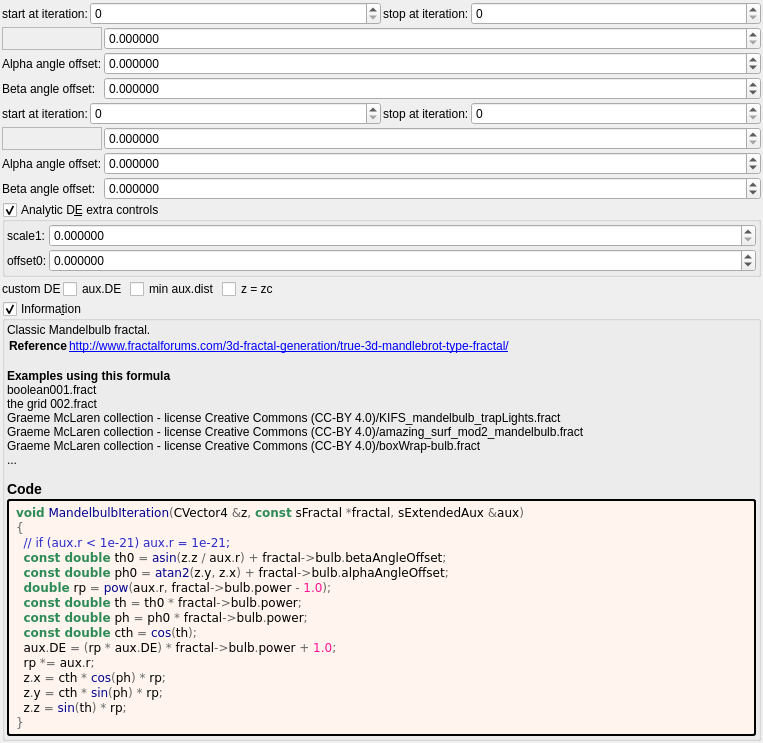
Above: mandelbulber2/formula/ui/mandelbulb_sin_cos.ui from buddhi1980/mandelbulber2 before the change. Below: the same form after it.
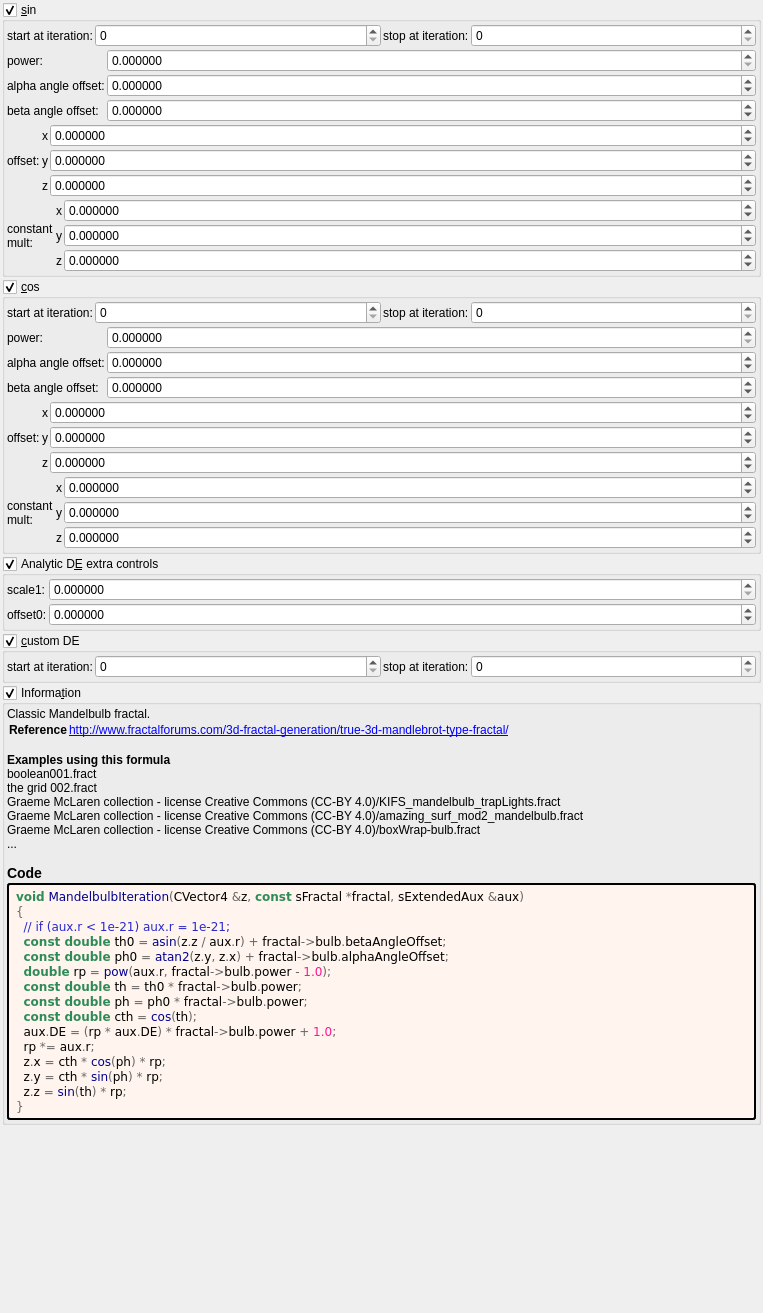
That is the form after the change. Custom widgets are drawn as their Qt base class.

Commit message: mandelbulb_sin_cos.cl draft

The edit to the form file:
```diff
--- a/mandelbulber2/formula/ui/mandelbulb_sin_cos.ui
+++ b/mandelbulber2/formula/ui/mandelbulb_sin_cos.ui
@@ -7,7 +7,7 @@
     <x>0</x>
     <y>0</y>
     <width>763</width>
-    <height>615</height>
+    <height>1313</height>
    </rect>
   </property>
   <property name="windowTitle">
@@ -30,6 +30,30 @@
     <number>2</number>
    </property>
    <item>
+    <widget class="MyGroupBox" name="groupCheck_transf_function_enabled">
+     <property name="title">
+      <string>&amp;sin</string>
+     </property>
+     <property name="checkable">
+      <bool>true</bool>
+     </property>
+     <layout class="QVBoxLayout" name="verticalLayout_13" stretch="0,0,0,0">
+      <property name="spacing">
+       <number>2</number>
+      </property>
+      <property name="leftMargin">
+       <number>2</number>
+      </property>
+      <property name="topMargin">
+       <number>2</number>
+      </property>
+      <property name="rightMargin">
+       <number>2</number>
+      </property>
+      <property name="bottomMargin">
+       <number>2</number>
+      </property>
+      <item>
     <layout class="QHBoxLayout" name="horizontalLayout" stretch="0,1,0,1">
      <item>
       <widget class="QLabel" name="label_74">
@@ -87,7 +111,7 @@
      <item row="3" column="0">
       <widget class="QLabel" name="label_9">
        <property name="text">
-        <string>Beta angle offset:</string>
+           <string>beta angle offset:</string>
        </property>
       </widget>
      </item>
@@ -178,22 +202,285 @@
      <item row="2" column="0">
       <widget class="QLabel" name="label_8">
        <property name="text">
-        <string>Alpha angle offset:</string>
+           <string>alpha angle offset:</string>
        </property>
       </widget>
      </item>
      <item row="1" column="0">
-      <widget class="QFrame" name="frame">
-       <property name="frameShape">
-        <enum>QFrame::StyledPanel</enum>
-       </property>
-       <property name="frameShadow">
-        <enum>QFrame::Raised</enum>
-       </property>
-      </widget>
-     </item>
-    </layout>
-   </item>
+         <widget class="QLabel" name="label_42">
+          <property name="text">
+           <string notr="true">power:</string>
+          </property>
+         </widget>
+        </item>
+       </layout>
+      </item>
+      <item>
+       <layout class="QGridLayout" name="gridLayout_14" columnstretch="0,0,1">
+        <property name="spacing">
+         <number>2</number>
+        </property>
+        <item row="2" column="2">
+         <widget class="MyDoubleSpinBox" name="spinbox3_transf_offsetA_000_z">
+          <property name="sizePolicy">
+           <sizepolicy hsizetype="Minimum" vsizetype="Maximum">
+            <horstretch>0</horstretch>
+            <verstretch>0</verstretch>
+           </sizepolicy>
+          </property>
+          <property name="prefix">
+           <string/>
+          </property>
+          <property name="suffix">
+           <string/>
+          </property>
+          <property name="decimals">
+           <number>6</number>
+          </property>
+          <property name="minimum">
+           <double>-99.989999999999995</double>
+          </property>
+          <property name="maximum">
+           <double>99.989999999999995</double>
+          </property>
+          <property name="singleStep">
+           <double>0.100000000000000</double>
+          </property>
+         </widget>
+        </item>
+        <item row="1" column="2">
+         <widget class="MyDoubleSpinBox" name="spinbox3_transf_offsetA_000_y">
+          <property name="sizePolicy">
+           <sizepolicy hsizetype="Minimum" vsizetype="Maximum">
+            <horstretch>0</horstretch>
+            <verstretch>0</verstretch>
+           </sizepolicy>
+          </property>
+          <property name="prefix">
+           <string/>
+          </property>
+          <property name="suffix">
+           <string/>
+          </property>
+          <property name="decimals">
+           <number>6</number>
+          </property>
+          <property name="minimum">
+           <double>-99.989999999999995</double>
+          </property>
+          <property name="maximum">
+           <double>99.989999999999995</double>
+          </property>
+          <property name="singleStep">
+           <double>0.100000000000000</double>
+          </property>
+         </widget>
+        </item>
+        <item row="0" column="2">
+         <widget class="MyDoubleSpinBox" name="spinbox3_transf_offsetA_000_x">
+          <property name="sizePolicy">
+           <sizepolicy hsizetype="Minimum" vsizetype="Maximum">
+            <horstretch>0</horstretch>
+            <verstretch>0</verstretch>
+           </sizepolicy>
+          </property>
+          <property name="prefix">
+           <string/>
+          </property>
+          <property name="suffix">
+           <string/>
+          </property>
+          <property name="decimals">
+           <number>6</number>
+          </property>
+          <property name="minimum">
+           <double>-99.989999999999995</double>
+          </property>
+          <property name="maximum">
+           <double>99.989999999999995</double>
+          </property>
+          <property name="singleStep">
+           <double>0.100000000000000</double>
+          </property>
+         </widget>
+        </item>
+        <item row="0" column="1">
+         <widget class="QLabel" name="label_114">
+          <property name="text">
+           <string notr="true">x</string>
+          </property>
+         </widget>
+        </item>
+        <item row="1" column="1">
+         <widget class="QLabel" name="label_120">
+          <property name="text">
+           <string notr="true">y</string>
+          </property>
+         </widget>
+        </item>
+        <item row="2" column="1">
+         <widget class="QLabel" name="label_121">
+          <property name="text">
+           <string notr="true">z</string>
+          </property>
+         </widget>
+        </item>
+        <item row="0" column="0" rowspan="3">
+         <widget class="QLabel" name="label_263">
+          <property name="text">
+           <string>offset:</string>
+          </property>
+         </widget>
+        </item>
+       </layout>
+      </item>
+      <item>
+       <layout class="QGridLayout" name="gridLayout_13" columnstretch="0,0,1">
+        <property name="spacing">
+         <number>2</number>
+        </property>
+        <item row="2" column="2">
+         <widget class="MyDoubleSpinBox" name="spinbox3_transf_constant_multiplierA_111_z">
+          <property name="sizePolicy">
+           <sizepolicy hsizetype="Minimum" vsizetype="Maximum">
+            <horstretch>0</horstretch>
+            <verstretch>0</verstretch>
+           </sizepolicy>
+          </property>
+          <property name="prefix">
+           <string/>
+          </property>
+          <property name="suffix">
+           <string/>
+          </property>
+          <property name="decimals">
+           <number>6</number>
+          </property>
+          <property name="minimum">
+           <double>-99.989999999999995</double>
+          </property>
+          <property name="maximum">
+           <double>99.989999999999995</double>
+          </property>
+          <property name="singleStep">
+           <double>0.100000000000000</double>
+          </property>
+         </widget>
+        </item>
+        <item row="1" column="2">
+         <widget class="MyDoubleSpinBox" name="spinbox3_transf_constant_multiplierA_111_y">
+          <property name="sizePolicy">
+           <sizepolicy hsizetype="Minimum" vsizetype="Maximum">
+            <horstretch>0</horstretch>
+            <verstretch>0</verstretch>
+           </sizepolicy>
+          </property>
+          <property name="prefix">
+           <string/>
+          </property>
+          <property name="suffix">
+           <string/>
+          </property>
+          <property name="decimals">
+           <number>6</number>
+          </property>
+          <property name="minimum">
+           <double>-99.989999999999995</double>
+          </property>
+          <property name="maximum">
+           <double>99.989999999999995</double>
+          </property>
+          <property name="singleStep">
+           <double>0.100000000000000</double>
+          </property>
+         </widget>
+        </item>
+        <item row="0" column="2">
+         <widget class="MyDoubleSpinBox" name="spinbox3_transf_constant_multiplierA_111_x">
+          <property name="sizePolicy">
+           <sizepolicy hsizetype="Minimum" vsizetype="Maximum">
+            <horstretch>0</horstretch>
+            <verstretch>0</verstretch>
+           </sizepolicy>
+          </property>
+          <property name="prefix">
+           <string/>
+          </property>
+          <property name="suffix">
+           <string/>
+          </property>
+          <property name="decimals">
+           <number>6</number>
+          </property>
+          <property name="minimum">
+           <double>-99.989999999999995</double>
+          </property>
+          <property name="maximum">
+           <double>99.989999999999995</double>
+          </property>
+          <property name="singleStep">
+           <double>0.100000000000000</double>
+          </property>
+         </widget>
+        </item>
+        <item row="0" column="1">
+         <widget class="QLabel" name="label_113">
+          <property name="text">
+           <string notr="true">x</string>
+          </property>
+         </widget>
+        </item>
+        <item row="1" column="1">
+         <widget class="QLabel" name="label_118">
+          <property name="text">
+           <string notr="true">y</string>
+          </property>
+         </widget>
+        </item>
+        <item row="2" column="1">
+         <widget class="QLabel" name="label_119">
+          <property name="text">
+           <string notr="true">z</string>
+          </property>
+         </widget>
+        </item>
+        <item row="0" column="0" rowspan="3">
+         <widget class="QLabel" name="label_262">
+          <property name="text">
+           <string>constant
+mult:</string>
+          </property>
+         </widget>
+        </item>
+       </layout>
+      </item>
+     </layout>
+    </widget>
+   </item>
+   <item>
+    <widget class="MyGroupBox" name="groupCheck_transf_function_enabledB_false">
+     <property name="title">
+      <string>&amp;cos</string>
+     </property>
+     <property name="checkable">
+      <bool>true</bool>
+     </property>
+     <layout class="QVBoxLayout" name="verticalLayout_10" stretch="0,0,0,0">
+      <property name="spacing">
+       <number>2</number>
+      </property>
+      <property name="leftMargin">
+       <number>2</number>
+      </property>
+      <property name="topMargin">
+       <number>2</number>
+      </property>
+      <property name="rightMargin">
+       <number>2</number>
+      </property>
+      <property name="bottomMargin">
+       <number>2</number>
+      </property>
    <item>
     <layout class="QHBoxLayout" name="horizontalLayout_2" stretch="0,1,0,1">
      <item>
@@ -245,46 +532,18 @@
     </layout>
    </item>
    <item>
-    <layout class="QGridLayout" name="gridLayout_2" columnstretch="0,1">
+       <layout class="QGridLayout" name="gridLayout_50" columnstretch="0,1">
      <property name="spacing">
       <number>2</number>
      </property>
-     <item row="3" column="0">
-      <widget class="QLabel" name="label_10">
+        <item row="0" column="0">
+         <widget class="QLabel" name="label_41">
        <property name="text">
-        <string>Beta angle offset:</string>
+           <string notr="true">power:</string>
        </property>
       </widget>
      </item>
-     <item row="2" column="1">
-      <widget class="MyDoubleSpinBox" name="spinboxd_transf_offsetA_0">
-       <property name="sizePolicy">
-        <sizepolicy hsizetype="Minimum" vsizetype="Maximum">
-         <horstretch>0</horstretch>
-         <verstretch>0</verstretch>
-        </sizepolicy>
-       </property>
-       <property name="prefix">
-        <string/>
-       </property>
-       <property name="suffix">
-        <string/>
-       </property>
-       <property name="decimals">
-        <number>6</number>
-       </property>
-       <property name="minimum">
-        <double>-36000.000000000000000</double>
-       </property>
-       <property name="maximum">
-        <double>36000.000000000000000</double>
-       </property>
-       <property name="singleStep">
-        <double>0.100000000000000</double>
-       </property>
-      </widget>
-     </item>
-     <item row="1" column="1">
+        <item row="0" column="1">
       <widget class="MyDoubleSpinBox" name="spinbox_transf_scale_8">
        <property name="sizePolicy">
         <sizepolicy hsizetype="Minimum" vsizetype="Maximum">
@@ -312,7 +571,35 @@
        </property>
       </widget>
      </item>
-     <item row="3" column="1">
+        <item row="1" column="1">
+         <widget class="MyDoubleSpinBox" name="spinboxd_transf_offsetA_0">
+          <property name="sizePolicy">
+           <sizepolicy hsizetype="Minimum" vsizetype="Maximum">
+            <horstretch>0</horstretch>
+            <verstretch>0</verstretch>
+           </sizepolicy>
+          </property>
+          <property name="prefix">
+           <string/>
+          </property>
+          <property name="suffix">
+           <string/>
+          </property>
+          <property name="decimals">
+           <number>6</number>
+          </property>
+          <property name="minimum">
+           <double>-36000.000000000000000</double>
+          </property>
+          <property name="maximum">
+           <double>36000.000000000000000</double>
+          </property>
+          <property name="singleStep">
+           <double>0.100000000000000</double>
+          </property>
+         </widget>
+        </item>
+        <item row="2" column="1">
       <widget class="MyDoubleSpinBox" name="spinboxd_transf_offsetB_0">
        <property name="sizePolicy">
         <sizepolicy hsizetype="Minimum" vsizetype="Maximum">
@@ -340,24 +627,263 @@
        </property>
       </widget>
      </item>
-     <item row="2" column="0">
+        <item row="1" column="0">
       <widget class="QLabel" name="label_11">
        <property name="text">
-        <string>Alpha angle offset:</string>
+           <string>alpha angle offset:</string>
        </property>
       </widget>
      </item>
-     <item row="1" column="0">
-      <widget class="QFrame" name="frame_2">
-       <property name="frameShape">
-        <enum>QFrame::StyledPanel</enum>
-       </property>
-       <property name="frameShadow">
-        <enum>QFrame::Raised</enum>
-       </property>
-      </widget>
-     </item>
-    </layout>
+        <item row="2" column="0">
+         <widget class="QLabel" name="label_10">
+          <property name="text">
+           <string>beta angle offset:</string>
+          </property>
+         </widget>
+        </item>
+       </layout>
+      </item>
+      <item>
+       <layout class="QGridLayout" name="gridLayout_15" columnstretch="0,0,1">
+        <property name="spacing">
+         <number>2</number>
+        </property>
+        <item row="2" column="2">
+         <widget class="MyDoubleSpinBox" name="spinbox3_transf_offset_000_z">
+          <property name="sizePolicy">
+           <sizepolicy hsizetype="Minimum" vsizetype="Maximum">
+            <horstretch>0</horstretch>
+            <verstretch>0</verstretch>
+           </sizepolicy>
+          </property>
+          <property name="prefix">
+           <string/>
+          </property>
+          <property name="suffix">
+           <string/>
+          </property>
+          <property name="decimals">
+           <number>6</number>
+          </property>
+          <property name="minimum">
+           <double>-99.989999999999995</double>
+          </property>
+          <property name="maximum">
+           <double>99.989999999999995</double>
+          </property>
+          <property name="singleStep">
+           <double>0.100000000000000</double>
+          </property>
+         </widget>
+        </item>
+        <item row="1" column="2">
+         <widget class="MyDoubleSpinBox" name="spinbox3_transf_offset_000_y">
+          <property name="sizePolicy">
+           <sizepolicy hsizetype="Minimum" vsizetype="Maximum">
+            <horstretch>0</horstretch>
+            <verstretch>0</verstretch>
+           </sizepolicy>
+          </property>
+          <property name="prefix">
+           <string/>
+          </property>
+          <property name="suffix">
+           <string/>
+          </property>
+          <property name="decimals">
+           <number>6</number>
+          </property>
+          <property name="minimum">
+           <double>-99.989999999999995</double>
+          </property>
+          <property name="maximum">
+           <double>99.989999999999995</double>
+          </property>
+          <property name="singleStep">
+           <double>0.100000000000000</double>
+          </property>
+         </widget>
+        </item>
+        <item row="0" column="2">
+         <widget class="MyDoubleSpinBox" name="spinbox3_transf_offset_000_x">
+          <property name="sizePolicy">
+           <sizepolicy hsizetype="Minimum" vsizetype="Maximum">
+            <horstretch>0</horstretch>
+            <verstretch>0</verstretch>
+           </sizepolicy>
+          </property>
+          <property name="prefix">
+           <string/>
+          </property>
+          <property name="suffix">
+           <string/>
+          </property>
+          <property name="decimals">
+           <number>6</number>
+          </property>
+          <property name="minimum">
+           <double>-99.989999999999995</double>
+          </property>
+          <property name="maximum">
+           <double>99.989999999999995</double>
+          </property>
+          <property name="singleStep">
+           <double>0.100000000000000</double>
+          </property>
+         </widget>
+        </item>
+        <item row="0" column="1">
+         <widget class="QLabel" name="label_115">
+          <property name="text">
+           <string notr="true">x</string>
+          </property>
+         </widget>
+        </item>
+        <item row="1" column="1">
+         <widget class="QLabel" name="label_122">
+          <property name="text">
+           <string notr="true">y</string>
+          </property>
+         </widget>
+        </item>
+        <item row="2" column="1">
+         <widget class="QLabel" name="label_123">
+          <property name="text">
+           <string notr="true">z</string>
+          </property>
+         </widget>
+        </item>
+        <item row="0" column="0" rowspan="3">
+         <widget class="QLabel" name="label_264">
+          <property name="text">
+           <string>offset:</string>
+          </property>
+         </widget>
+        </item>
+       </layout>
+      </item>
+      <item>
+       <layout class="QGridLayout" name="gridLayout_12" columnstretch="0,0,1">
+        <property name="spacing">
+         <number>2</number>
+        </property>
+        <item row="2" column="2">
+         <widget class="MyDoubleSpinBox" name="spinbox3_transf_constant_multiplierB_111_z">
+          <property name="sizePolicy">
+           <sizepolicy hsizetype="Minimum" vsizetype="Maximum">
+            <horstretch>0</horstretch>
+            <verstretch>0</verstretch>
+           </sizepolicy>
+          </property>
+          <property name="prefix">
+           <string/>
+          </property>
+          <property name="suffix">
+           <string/>
+          </property>
+          <property name="decimals">
+           <number>6</number>
+          </property>
+          <property name="minimum">
+           <double>-99.989999999999995</double>
+          </property>
+          <property name="maximum">
+           <double>99.989999999999995</double>
+          </property>
+          <property name="singleStep">
+           <double>0.100000000000000</double>
+          </property>
+         </widget>
+        </item>
+        <item row="1" column="2">
+         <widget class="MyDoubleSpinBox" name="spinbox3_transf_constant_multiplierB_111_y">
+          <property name="sizePolicy">
+           <sizepolicy hsizetype="Minimum" vsizetype="Maximum">
+            <horstretch>0</horstretch>
+            <verstretch>0</verstretch>
+           </sizepolicy>
+          </property>
+          <property name="prefix">
+           <string/>
+          </property>
+          <property name="suffix">
+           <string/>
+          </property>
+          <property name="decimals">
+           <number>6</number>
+          </property>
+          <property name="minimum">
+           <double>-99.989999999999995</double>
+          </property>
+          <property name="maximum">
+           <double>99.989999999999995</double>
+          </property>
+          <property name="singleStep">
+           <double>0.100000000000000</double>
+          </property>
+         </widget>
+        </item>
+        <item row="0" column="2">
+         <widget class="MyDoubleSpinBox" name="spinbox3_transf_constant_multiplierB_111_x">
+          <property name="sizePolicy">
+           <sizepolicy hsizetype="Minimum" vsizetype="Maximum">
+            <horstretch>0</horstretch>
+            <verstretch>0</verstretch>
+           </sizepolicy>
+          </property>
+          <property name="prefix">
+           <string/>
+          </property>
+          <property name="suffix">
+           <string/>
+          </property>
+          <property name="decimals">
+           <number>6</number>
+          </property>
+          <property name="minimum">
+           <double>-99.989999999999995</double>
+          </property>
+          <property name="maximum">
+           <double>99.989999999999995</double>
+          </property>
+          <property name="singleStep">
+           <double>0.100000000000000</double>
+          </property>
+         </widget>
+        </item>
+        <item row="0" column="1">
+         <widget class="QLabel" name="label_112">
+          <property name="text">
+           <string notr="true">x</string>
+          </property>
+         </widget>
+        </item>
+        <item row="1" column="1">
+         <widget class="QLabel" name="label_116">
+          <property name="text">
+           <string notr="true">y</string>
+          </property>
+         </widget>
+        </item>
+        <item row="2" column="1">
+         <widget class="QLabel" name="label_117">
+          <property name="text">
+           <string notr="true">z</string>
+          </property>
+         </widget>
+        </item>
+        <item row="0" column="0" rowspan="3">
+         <widget class="QLabel" name="label_261">
+          <property name="text">
+           <string>constant
+mult:</string>
+          </property>
+         </widget>
+        </item>
+       </layout>
+      </item>
+     </layout>
+    </widget>
    </item>
    <item>
     <widget class="MyGroupBox" name="groupCheck_analyticDE_enabled_false">
@@ -464,61 +990,81 @@
     </widget>
    </item>
    <item>
-    <layout class="QHBoxLayout" name="horizontalLayout_14" stretch="0,0,0,0,0">
-     <property name="topMargin">
-      <number>0</number>
+    <widget class="MyGroupBox" name="groupCheck_analyticDE_enabled">
+     <property name="title">
+      <string>&amp;custom DE</string>
      </property>
-     <item>
-      <widget class="QLabel" name="label_42">
-       <property name="text">
-        <string notr="true">custom DE</string>
-       </property>
-      </widget>
-     </item>
-     <item>
-      <widget class="MyCheckBox" name="checkBox_transf_function_enabledO_false">
-       <property name="text">
-        <string>aux.DE</string>
-       </property>
-      </widget>
-     </item>
-     <item>
-      <widget class="MyCheckBox" name="checkBox_transf_function_enabledY_false">
-       <property name="text">
-        <string>min aux.dist</string>
-       </property>
-      </widget>
-     </item>
-     <item>
-      <widget class="MyCheckBox" name="checkBox_transf_function_enabledX_false">
-       <property name="enabled">
+     <property name="checkable">
         <bool>true</bool>
        </property>
-       <property name="font">
-        <font>
-         <weight>50</weight>
-         <bold>false</bold>
-        </font>
-       </property>
+     <layout class="QVBoxLayout" name="verticalLayout_11" stretch="0">
+      <property name="spacing">
+       <number>2</number>
+      </property>
+      <property name="leftMargin">
+       <number>2</number>
+      </property>
+      <property name="topMargin">
+       <number>2</number>
+      </property>
+      <property name="rightMargin">
+       <number>2</number>
+      </property>
+      <property name="bottomMargin">
+       <number>2</number>
+      </property>
+      <item>
+       <layout class="QHBoxLayout" name="horizontalLayout_3" stretch="0,1,0,1">
+        <item>
+         <widget class="QLabel" name="label_76">
        <property name="text">
-        <string>z = zc</string>
+           <string>start at iteration:</string>
        </property>
       </widget>
      </item>
      <item>
-      <spacer name="horizontalSpacer">
-       <property name="orientation">
-        <enum>Qt::Horizontal</enum>
-       </property>
-       <property name="sizeHint" stdset="0">
-        <size>
-         <width>40</width>
-         <height>20</height>
-        </size>
-       </property>
-      </spacer>
-     </item>
-    </layout>
+         <widget class="MySpinBox" name="spinboxInt_transf_start_iterations_O">
+          <property name="sizePolicy">
+           <sizepolicy hsizetype="Minimum" vsizetype="Maximum">
+            <horstretch>0</horstretch>
+            <verstretch>0</verstretch>
+           </sizepolicy>
+          </property>
+          <property name="minimum">
+           <number>0</number>
+          </property>
+          <property name="maximum">
+           <number>999</number>
+          </property>
+          <property name="value">
+           <number>0</number>
+          </property>
+         </widget>
+        </item>
+        <item>
+         <widget class="QLabel" name="label_60">
+          <property name="text">
+           <string>stop at iteration:</string>
+          </property>
+         </widget>
+        </item>
+        <item>
+         <widget class="MySpinBox" name="spinboxInt_transf_stop_iterations_O">
+          <property name="sizePolicy">
+           <sizepolicy hsizetype="Preferred" vsizetype="Maximum">
+            <horstretch>0</horstretch>
+            <verstretch>0</verstretch>
+           </sizepolicy>
+          </property>
+          <property name="maximum">
+           <number>999</number>
+          </property>
+         </widget>
+        </item>
+       </layout>
+      </item>
+     </layout>
+    </widget>
    </item>
    <item>
     <widget class="MyGroupBox" name="groupCheck_info">
@@ -633,11 +1179,6 @@
    <extends>QDoubleSpinBox</extends>
    <header>my_double_spin_box.h</header>
   </customwidget>
-  <customwidget>
-   <class>MyCheckBox</class>
-   <extends>QCheckBox</extends>
-   <header>my_check_box.h</header>
-  </customwidget>
   <customwidget>
    <class>MySpinBox</class>
    <extends>QSpinBox</extends>
```
Lines whose indentation alone changed are shown as unchanged. The commit also changes 3 other files.
